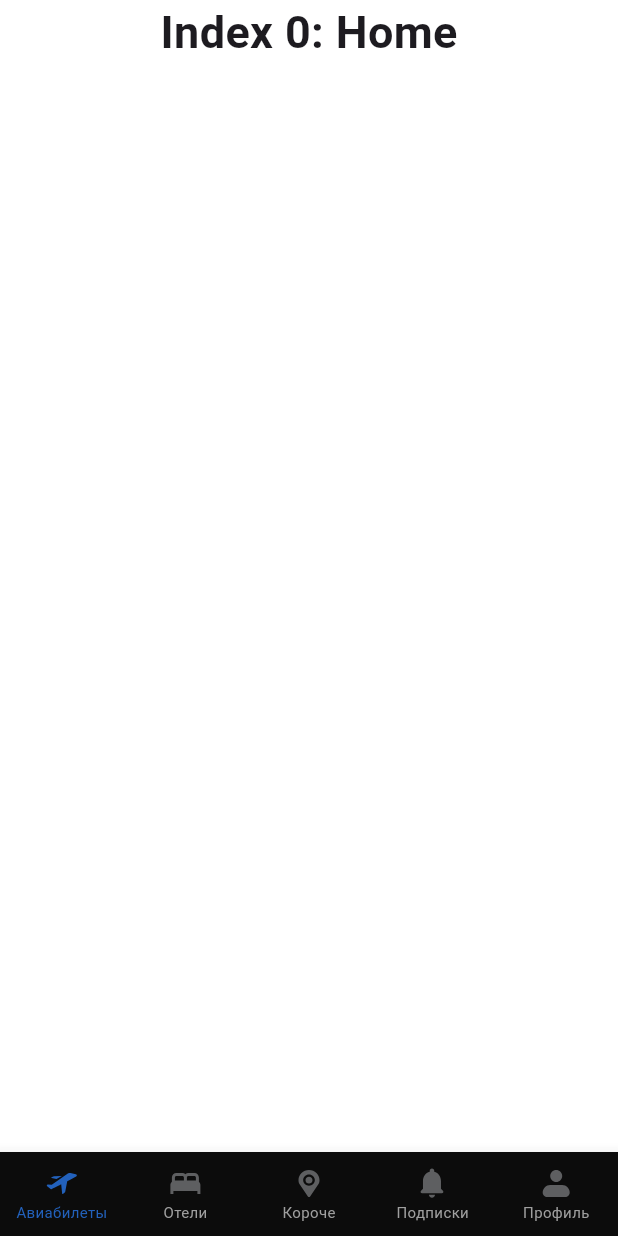
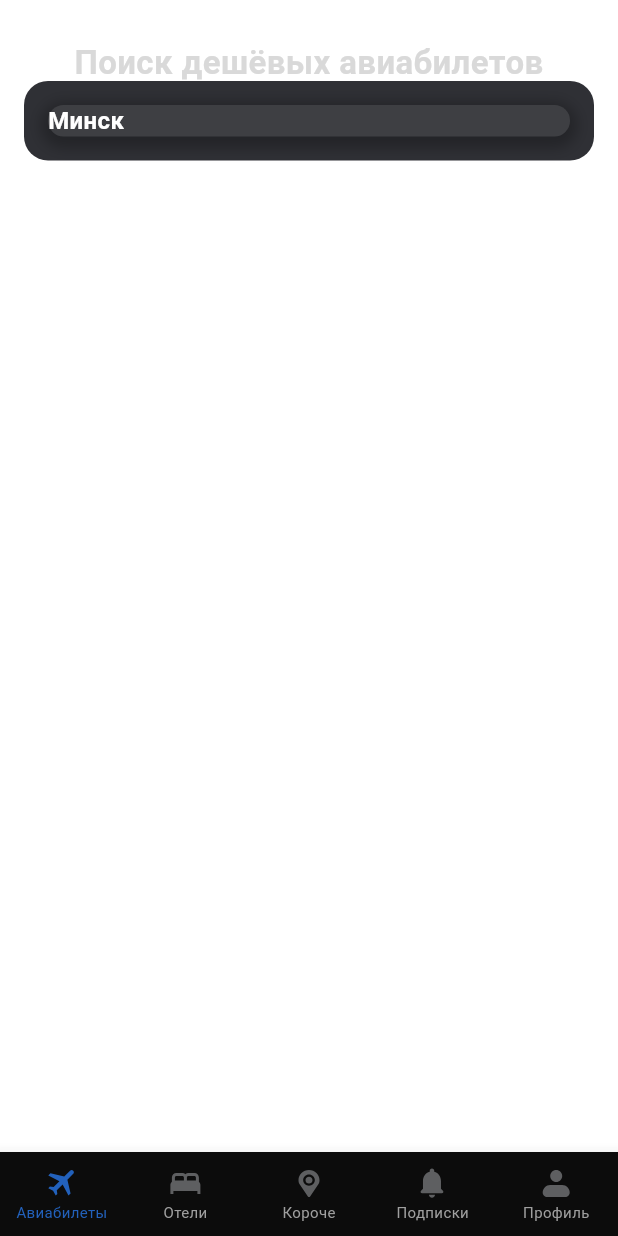
Before and after one commit to MrDalik/Flutter_test_job_08_05_2024, a Flutter app: the screen it shows after launch, on a phone screen of 412 x 824 dp. Run offline on Flutter 3.47's test engine with Material 3 defaults, Android fonts, the phone set to English and light mode, and no system bars; our stand-ins replace flutter_svg, freezed_annotation; Roboto replaces fonts that are missing (SF Pro Display).

```diff
--- a/lib/main.dart
+++ b/lib/main.dart
@@ -1,5 +1,6 @@
 import 'package:flutter/material.dart';
 import 'package:flutter_svg/flutter_svg.dart';
+import 'package:flutter_test_job_08_05_2024/pages/main_page.dart';
 
 void main() => runApp(const BottomNavigationBarExampleApp());
 
@@ -27,14 +28,7 @@ class _MenuState extends State<Menu> {
   static const TextStyle optionStyle =
       TextStyle(fontSize: 30, fontWeight: FontWeight.bold);
   static const List<Widget> _widgetOptions = <Widget>[
-    Column(
-      children: [
-        Text(
-          'Index 0: Home',
-          style: optionStyle,
-        ),
-      ],
-    ),
+    MainPage(),
     Text(
       'Пустота',
       style: optionStyle,
@@ -74,7 +68,7 @@ class _MenuState extends State<Menu> {
         unselectedLabelStyle: const TextStyle(fontSize: 10),
         items: <BottomNavigationBarItem>[
           BottomNavigationBarItem(
-            icon: SvgPicture.asset("assets/icon/airplane.svg",
+            icon: SvgPicture.asset("assets/icon/flights.svg",
                 colorFilter: ColorFilter.mode(
                     _selectedIndex == 0 ? const Color(0xFF2261BC):const Color(0xff5E5F61),
                     BlendMode.srcIn)),
--- /dev/null
+++ b/lib/pages/main_page.dart
@@ -0,0 +1,78 @@
+import 'package:flutter/cupertino.dart';
+import 'package:flutter/material.dart';
+
+class MainPage extends StatelessWidget {
+  const MainPage({super.key});
+
+  @override
+  Widget build(BuildContext context) {
+    return Container(
+      padding: const EdgeInsets.symmetric(horizontal: 16),
+      child: const Column(
+        children: [
+          SizedBox(
+            height: 28,
+          ),
+          Text(
+            "Поиск дешёвых авиабилетов",
+            textAlign: TextAlign.center,
+            style: TextStyle(
+              color: Color(0xFFD9D9D9),
+              fontSize: 22,
+              fontFamily: 'SF Pro Display',
+              fontWeight: FontWeight.w600,
+              height: 26.4 / 22,
+            ),
+          ),
+          _SearchBar()
+        ],
+      ),
+    );
+  }
+}
+
+class _SearchBar extends StatelessWidget {
+  const _SearchBar({super.key});
+
+  @override
+  Widget build(BuildContext context) {
+    return Container(
+      padding: const EdgeInsets.symmetric(horizontal: 16, vertical: 16),
+      decoration: BoxDecoration(
+        color: const Color(0xff2F3035),
+        borderRadius: BorderRadius.circular(16),
+      ),
+      child: Container(
+        decoration: BoxDecoration(
+            color: const Color(0xff3E3F43),
+            borderRadius: BorderRadius.circular(16),
+            boxShadow: const [
+              BoxShadow(
+                color: Color(0x3F000000),
+                spreadRadius: 5,
+                blurRadius: 7,
+                offset: Offset(0, 3),
+              ),
+            ]),
+        child: const Row(
+          children: [
+            Column(
+              children: [
+                Text(
+                  "Минск",
+                  style: TextStyle(
+                    color: Color(0xFFFFFFFF),
+                    fontSize: 16,
+                    fontFamily: 'SF Pro Display',
+                    fontWeight: FontWeight.w600,
+                    height: 20.8 / 16,
+                  ),
+                )
+              ],
+            )
+          ],
+        ),
+      ),
+    );
+  }
+}
```
